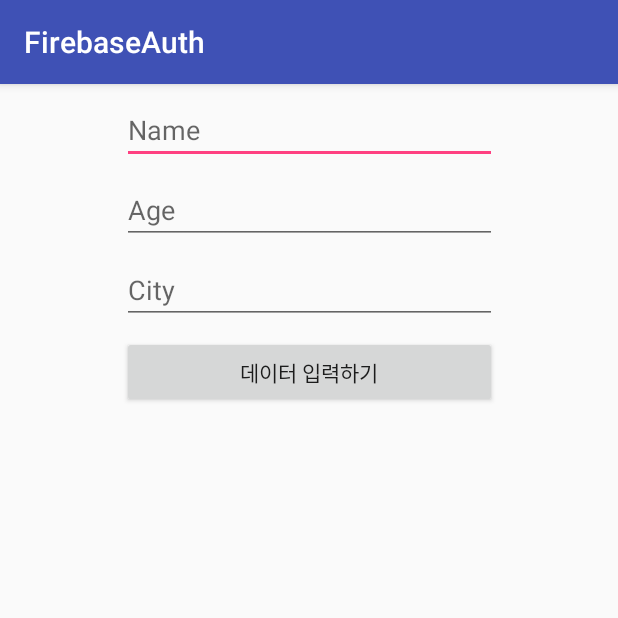
After one commit to WooVictory/Kotlin_FirebaseAuth, an Android app: the DatabaseCreateActivity screen opened directly, with no data from a screen before it, on a phone screen of 412 x 824 dp, the top half of it. The commit adds this screen. Run offline under Robolectric (Android 15) with nearby library versions, the phone set to English and light mode, and no system bars; our stand-ins replace Firebase (no records; nobody signed in at launch, a user with empty details on screens opened directly).

Commit message:
데이터 입력 및 읽기

```diff
--- /dev/null
+++ b/app/src/main/java/woo/sopt22/firebaseauth/Database/DatabaseCreateActivity.kt
@@ -0,0 +1,36 @@
+package woo.sopt22.firebaseauth.Database
+
+import android.support.v7.app.AppCompatActivity
+import android.os.Bundle
+import android.view.View
+import com.google.firebase.firestore.FirebaseFirestore
+import kotlinx.android.synthetic.main.activity_database_create.*
+import woo.sopt22.firebaseauth.R
+import woo.sopt22.firebaseauth.Util.ToastMaker
+
+class DatabaseCreateActivity : AppCompatActivity(), View.OnClickListener {
+    override fun onClick(v: View?) {
+        when(v!!){
+            dataBaseCreateInputBtn->{
+                createDate()
+            }
+        }
+    }
+
+    override fun onCreate(savedInstanceState: Bundle?) {
+        super.onCreate(savedInstanceState)
+        setContentView(R.layout.activity_database_create)
+
+        dataBaseCreateInputBtn.setOnClickListener(this)
+    }
+
+    fun createDate(){
+        var userDTO = UserDTO(editTextDatabaseName.text.toString()
+                , editTextDatabaseAge.text.toString().toInt(), editTextDatabaseCity.text.toString())
+        FirebaseFirestore.getInstance().collection("users").document().set(userDTO).addOnCompleteListener {
+            ToastMaker.makeShortToast(this, "데이터 입력이 성공하였습니다.")
+        }.addOnFailureListener { exception ->
+            ToastMaker.makeShortToast(this,exception.toString())
+        }
+    }
+}
--- /dev/null
+++ b/app/src/main/res/layout/activity_database_create.xml
@@ -0,0 +1,56 @@
+<?xml version="1.0" encoding="utf-8"?>
+<android.support.constraint.ConstraintLayout xmlns:android="http://schemas.android.com/apk/res/android"
+    xmlns:app="http://schemas.android.com/apk/res-auto"
+    xmlns:tools="http://schemas.android.com/tools"
+    android:layout_width="match_parent"
+    android:layout_height="match_parent"
+    tools:context=".Database.DatabaseCreateActivity">
+
+    <EditText
+        android:id="@+id/editTextDatabaseName"
+        android:layout_width="250dp"
+        android:layout_height="wrap_content"
+        android:layout_marginTop="8dp"
+        android:ems="10"
+        android:hint="Name"
+        android:inputType="textPersonName"
+        app:layout_constraintEnd_toEndOf="parent"
+        app:layout_constraintStart_toStartOf="parent"
+        app:layout_constraintTop_toTopOf="parent" />
+
+    <EditText
+        android:id="@+id/editTextDatabaseCity"
+        android:layout_width="250dp"
+        android:layout_height="wrap_content"
+        android:layout_marginTop="8dp"
+        android:ems="10"
+        android:hint="City"
+        android:inputType="textPersonName"
+        app:layout_constraintEnd_toEndOf="parent"
+        app:layout_constraintHorizontal_bias="0.502"
+        app:layout_constraintStart_toStartOf="parent"
+        app:layout_constraintTop_toBottomOf="@+id/editTextDatabaseAge" />
+
+    <EditText
+        android:id="@+id/editTextDatabaseAge"
+        android:layout_width="250dp"
+        android:layout_height="wrap_content"
+        android:layout_marginTop="8dp"
+        android:ems="10"
+        android:hint="Age"
+        android:inputType="textPersonName"
+        app:layout_constraintEnd_toEndOf="parent"
+        app:layout_constraintHorizontal_bias="0.502"
+        app:layout_constraintStart_toStartOf="parent"
+        app:layout_constraintTop_toBottomOf="@+id/editTextDatabaseName" />
+
+    <Button
+        android:id="@+id/dataBaseCreateInputBtn"
+        android:layout_width="250dp"
+        android:layout_height="48dp"
+        android:layout_marginTop="8dp"
+        android:text="데이터 입력하기"
+        app:layout_constraintEnd_toEndOf="parent"
+        app:layout_constraintStart_toStartOf="parent"
+        app:layout_constraintTop_toBottomOf="@+id/editTextDatabaseCity" />
+</android.support.constraint.ConstraintLayout>
```
Also changed, not shown: app/build.gradle (+5 -3 lines), app/src/main/AndroidManifest.xml (+16 -9 lines), app/src/main/java/woo/sopt22/firebaseauth/Adapter/ReadAdapter.kt (added, +43 -0 lines), app/src/main/java/woo/sopt22/firebaseauth/Database/DatabaseActivity.kt (added, +29 -0 lines), app/src/main/java/woo/sopt22/firebaseauth/Database/ReadDatabaseActivity.kt (added, +38 -0 lines), app/src/main/java/woo/sopt22/firebaseauth/Database/UserDTO.kt (added, +7 -0 lines), app/src/main/java/woo/sopt22/firebaseauth/Home/HomeActivity.kt (+7 -1 lines), app/src/main/res/layout/activity_database.xml (added, +47 -0 lines), app/src/main/res/layout/activity_home.xml (+15 -5 lines), app/src/main/res/layout/activity_read_database.xml (added, +16 -0 lines), app/src/main/res/layout/item_recycler_view.xml (added, +42 -0 lines).
